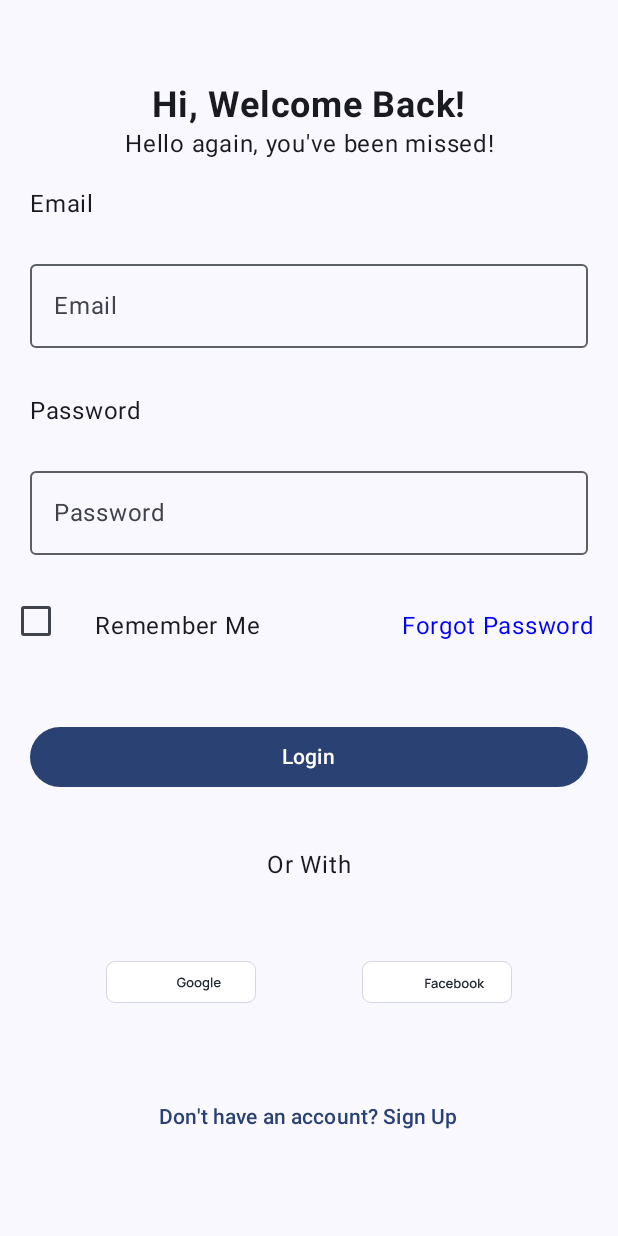
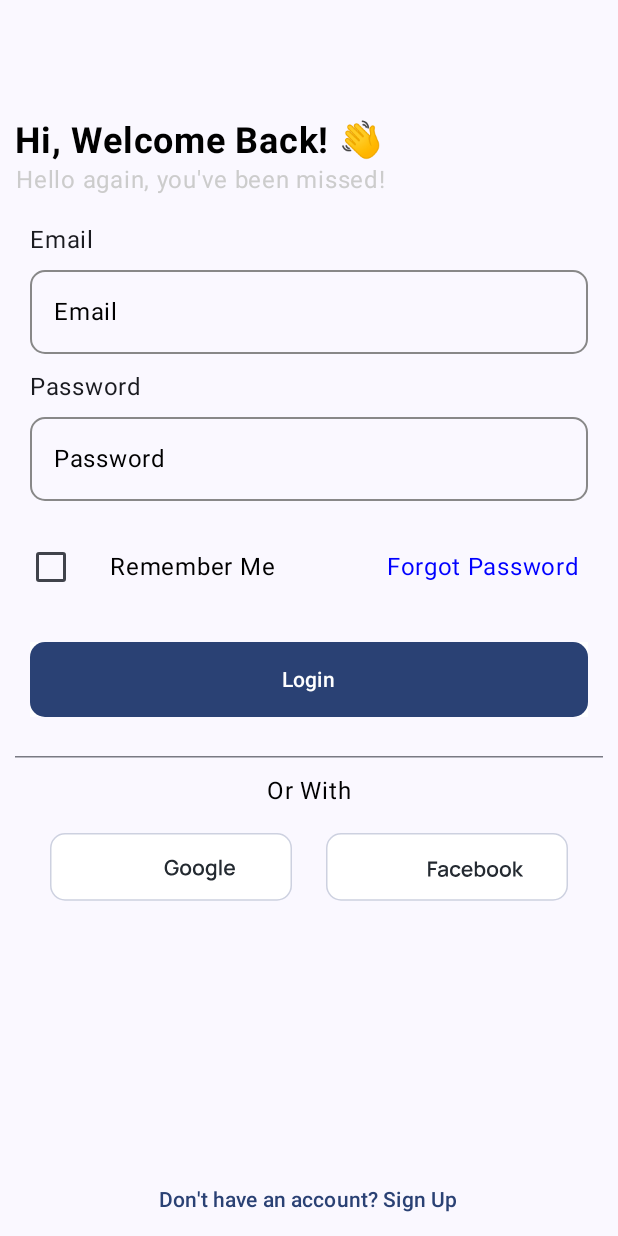
Before and after one commit to Aman-pandey07/Financial_Litracy_App, an Android app built with Jetpack Compose: the composable Login shown on its own in the app's theme, on a phone screen of 412 x 824 dp. Run offline under Robolectric (Android 15) with nearby library versions, the phone set to English and light mode, and no system bars.

Commit message:
login screen perfection done

```diff
--- a/app/src/main/java/com/aman/financial_litracy_app/MainActivity.kt
+++ b/app/src/main/java/com/aman/financial_litracy_app/MainActivity.kt
@@ -14,6 +14,7 @@ import com.aman.financial_litracy_app.homescreen.NotificationScreen
 import com.aman.financial_litracy_app.leftnavigationdrawer.AboutUsScreen
 import com.aman.financial_litracy_app.leftnavigationdrawer.ContactUsScreen
 import com.aman.financial_litracy_app.leftnavigationdrawer.TermsAndConditionScreen
+import com.aman.financial_litracy_app.loginregistration.Login
 
 import com.aman.financial_litracy_app.ui.theme.Financial_Litracy_AppTheme
 import com.aman.financial_litracy_app.viewmodel.CourseViewModel
@@ -26,9 +27,8 @@ class MainActivity : ComponentActivity() {
         setContent {
             val courseViewModel: CourseViewModel = viewModel()
             Financial_Litracy_AppTheme {
-                Surface(color = MaterialTheme.colorScheme.background) {
-                    App()
-                }
+//
+                Login()
             }
         }
     }
--- a/app/src/main/java/com/aman/financial_litracy_app/loginregistration/Login.kt
+++ b/app/src/main/java/com/aman/financial_litracy_app/loginregistration/Login.kt
@@ -1,6 +1,7 @@
 package com.aman.financial_litracy_app.loginregistration
 
 import androidx.compose.foundation.Image
+import androidx.compose.foundation.background
 import androidx.compose.foundation.layout.Arrangement
 import androidx.compose.foundation.layout.Column
 import androidx.compose.foundation.layout.Row
@@ -11,12 +12,19 @@ import androidx.compose.foundation.layout.height
 import androidx.compose.foundation.layout.padding
 import androidx.compose.foundation.layout.size
 import androidx.compose.foundation.rememberScrollState
+import androidx.compose.foundation.shape.RoundedCornerShape
 import androidx.compose.foundation.verticalScroll
 import androidx.compose.material3.Button
 import androidx.compose.material3.Checkbox
+import androidx.compose.material3.CheckboxColors
+import androidx.compose.material3.Divider
+import androidx.compose.material3.ExperimentalMaterial3Api
+import androidx.compose.material3.HorizontalDivider
 import androidx.compose.material3.OutlinedTextField
+import androidx.compose.material3.Surface
 import androidx.compose.material3.Text
 import androidx.compose.material3.TextButton
+import androidx.compose.material3.TextFieldDefaults
 import androidx.compose.runtime.Composable
 import androidx.compose.runtime.mutableStateOf
 import androidx.compose.runtime.remember
@@ -35,39 +43,66 @@ import com.aman.financial_litracy_app.R
 import com.aman.financial_litracy_app.navigation.Routes
 import com.aman.financial_litracy_app.navigation.Screens
 
+@OptIn(ExperimentalMaterial3Api::class)
 @Composable
-fun Login(navController: NavController) {
+fun Login(
+//    navController: NavController
+) {
     val emailState = remember{ mutableStateOf("") }
     val passwordState = remember{ mutableStateOf("") }
     val rememberMeChecked = remember { mutableStateOf(false) }
 
+
+    Surface(
+        modifier = Modifier
+            .fillMaxSize()
+            .background(color = Color.White)
+    ) {
         Column(
             modifier = Modifier
-            .fillMaxSize()
-            .verticalScroll(rememberScrollState()),
+                .fillMaxSize(),
             horizontalAlignment = Alignment.CenterHorizontally,
             verticalArrangement = Arrangement.Center
         ){
+            Spacer(modifier = Modifier.padding(40.dp))
             Text(
-            text = "Hi, Welcome Back!",
+                text = "Hi, Welcome Back! ${"👋"}",
                 fontSize = 24.sp,
-            fontWeight = FontWeight.Bold
+                fontWeight = FontWeight.Bold,
+                color = Color.Black,
+                modifier = Modifier
+                    .align(Alignment.Start)
+                    .padding(start = 10.dp)
+
             )
             Text(
                 text = "Hello again, you've been missed!",
-            textAlign = TextAlign.Center
+                textAlign = TextAlign.Center,
+                color = Color.LightGray,
+                modifier = Modifier
+                    .align(Alignment.Start)
+                    .padding(start = 10.dp)
             )
             Spacer(modifier = Modifier.height(16.dp))
-        Text(text = "Email", modifier = Modifier
+            Text(
+                text = "Email",
+                modifier = Modifier
                     .padding(start = 20.dp)
-            .align(Alignment.Start))
+                    .align(Alignment.Start)
+            )
             OutlinedTextField(
                 value = emailState.value,
                 onValueChange = { emailState.value = it },
-            label = { Text("Email") },
+                label = { Text("Email", color = Color.Black) },
                 modifier = Modifier
                     .fillMaxWidth()
-                .padding(20.dp),
+                    .padding(horizontal = 20.dp),
+                placeholder = { Text(text = "Enter Email", color = Color.Gray)},
+                shape = RoundedCornerShape(10.dp),
+                colors = TextFieldDefaults.outlinedTextFieldColors(
+                    focusedBorderColor = Color.Black,
+                    unfocusedBorderColor = Color.Gray
+                )
             )
             Spacer(modifier = Modifier.height(10.dp))
             Text(text = "Password", modifier = Modifier
@@ -76,61 +111,95 @@ fun Login(navController: NavController) {
             OutlinedTextField(
                 value = passwordState.value,
                 onValueChange = { passwordState.value = it },
-            label = { Text("Password") },
-            visualTransformation = PasswordVisualTransformation(),
+                label = { Text("Password", color = Color.Black) },
                 modifier = Modifier
                     .fillMaxWidth()
-                .padding(20.dp)
+                    .padding(horizontal = 20.dp),
+                placeholder = { Text(text = "Enter Password", color = Color.Gray) },
+                shape = RoundedCornerShape(10.dp),
+                visualTransformation = PasswordVisualTransformation(),
+                colors = TextFieldDefaults.outlinedTextFieldColors(
+                    focusedBorderColor = Color.Black,
+                    unfocusedBorderColor = Color.Gray
             )
+                )
+            Spacer(modifier = Modifier.height(10.dp))
             Row(
-            modifier = Modifier.fillMaxWidth()
+                modifier = Modifier
+                    .fillMaxWidth()
+                    .padding(10.dp),
             ) {
                 Checkbox(
                     checked = rememberMeChecked.value,
-                onCheckedChange = { rememberMeChecked.value = it }
+                    onCheckedChange = { rememberMeChecked.value = it },
+                    modifier = Modifier
                 )
-            Text(text = "Remember Me", modifier = Modifier.padding(15.dp))
+                Text(
+                    text = "Remember Me",
+                    modifier = Modifier
+                        .padding(start = 15.dp)
+                        .align(Alignment.CenterVertically),
+                    color = Color.Black
+                )
                 Spacer(modifier = Modifier.weight(1f))
-            Text(text = "Forgot Password", color = Color.Blue, modifier = Modifier.padding(0.dp,15.dp,15.dp))
+                Text(
+                    text = "Forgot Password",
+                    color = Color.Blue,
+                    modifier = Modifier
+                        .padding(horizontal = 15.dp)
+                        .align(Alignment.CenterVertically)
+                )
             }
 
             Spacer(modifier = Modifier.height(16.dp))
             Button(
-            onClick = { navController.navigate(Screens.SignupStart.route) },
+                onClick = {
+//                navController.navigate(Screens.SignupStart.route)
+                },
                 modifier = Modifier
                     .fillMaxWidth()
-                .padding(20.dp)
+                    .padding(horizontal = 20.dp)
+                    .height(50.dp)
+                    .background(color = Color.White),
+                shape = RoundedCornerShape(10.dp)
             ) {
-            Text(text = "Login")
+                Text(text = "Login",color = Color.White)
             }
             Spacer(modifier = Modifier.height(16.dp))
-        Text(text = "Or With")
+
+                HorizontalDivider(modifier = Modifier.padding(10.dp))
+                Text(text = "Or With", color = Color.Black)
+
             Spacer(modifier = Modifier.height(16.dp))
 
             Row(
-            modifier = Modifier.fillMaxWidth(),
+                modifier = Modifier
+                    .fillMaxWidth()
+                    .padding(horizontal = 10.dp),
                 horizontalArrangement = Arrangement.SpaceEvenly
-        ) {
+            ){
                 Image(
                     painter = painterResource(R.drawable.ic_google), // Replace with actual image
                     contentDescription = "Google",
-                modifier = Modifier.size(100.dp)
+                    modifier = Modifier
                 )
                 Image(
                     painter = painterResource(R.drawable.ic_facebook), // Replace with actual image
                     contentDescription = "Facebook",
-                modifier = Modifier.size(100.dp)
+                    modifier = Modifier
                 )
 
             }
-        Spacer(modifier = Modifier.height(16.dp))
+            Spacer(modifier = Modifier.weight(1f))
             TextButton(onClick = { }){ Text(text = "Don't have an account? Sign Up")}
 
         }
+    }
+
 
 }
-//@Preview(showBackground = true)
-//@Composable
-//fun LoginPrevi(){
-//    Login()
-//}
+@Preview(showBackground = true)
+@Composable
+fun LoginPrevi(){
+    Login()
+}
--- a/app/src/main/java/com/aman/financial_litracy_app/navigation/AppNavigation.kt
+++ b/app/src/main/java/com/aman/financial_litracy_app/navigation/AppNavigation.kt
@@ -31,7 +31,7 @@ fun App() {
         startDestination =Routes.OnboardingScreen
     ) {
         composable(Screens.Login.route) {
-            Login(navController)
+            Login()
         }
         composable(Screens.SignupStart.route) {
             SignupStart(navController)
--- a/app/src/main/java/com/aman/financial_litracy_app/ui/theme/Theme.kt
+++ b/app/src/main/java/com/aman/financial_litracy_app/ui/theme/Theme.kt
@@ -1,6 +1,6 @@
 package com.aman.financial_litracy_app.ui.theme
 
-import android.app.Activity
+
 import androidx.compose.ui.graphics.Color
 import android.os.Build
 import androidx.compose.foundation.isSystemInDarkTheme
```
Lines whose indentation alone changed are shown as unchanged.
